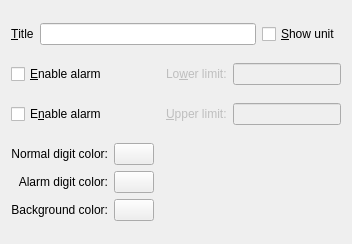
KDE/ksysguard, file gui/SensorDisplayLib/MultiMeterSettingsWidget.ui: the form before one commit.
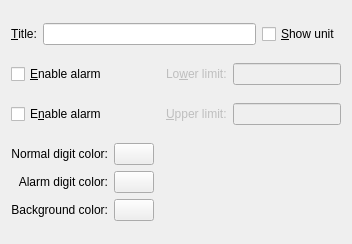
The form after the commit. Custom widgets are drawn as their Qt base class.

Patch:
```diff
--- a/gui/SensorDisplayLib/MultiMeterSettingsWidget.ui
+++ b/gui/SensorDisplayLib/MultiMeterSettingsWidget.ui
@@ -22,7 +22,7 @@
      <item>
       <widget class="QLabel" name="label" >
        <property name="text" >
-        <string>&amp;Title</string>
+        <string>&amp;Title:</string>
        </property>
        <property name="buddy" >
         <cstring>m_title</cstring>
```
